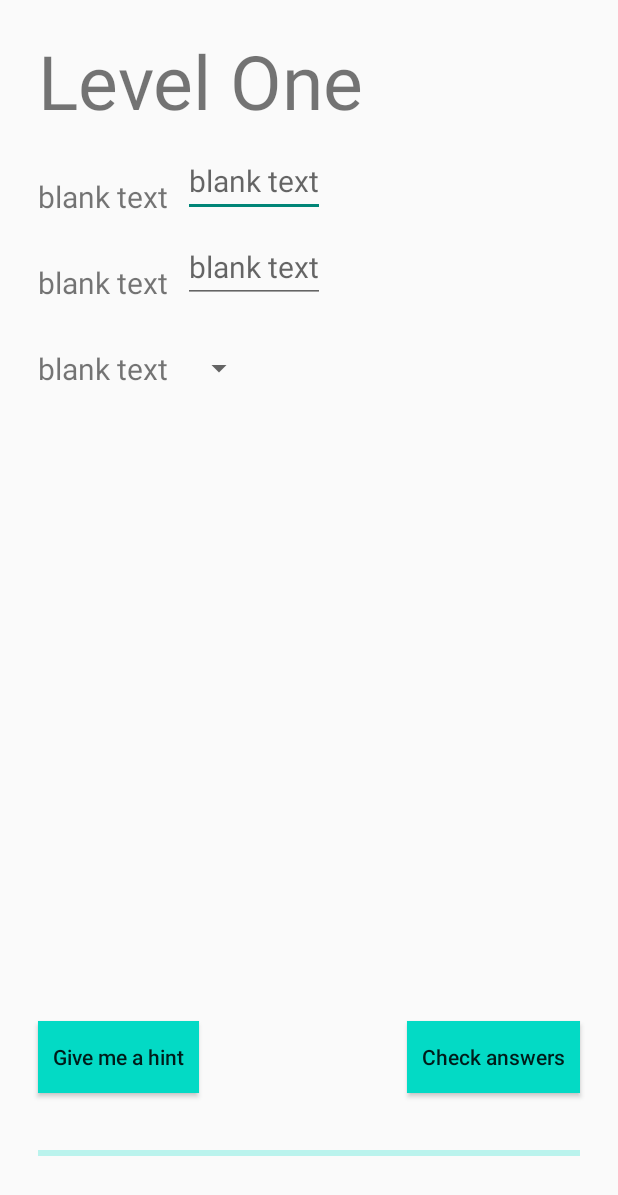
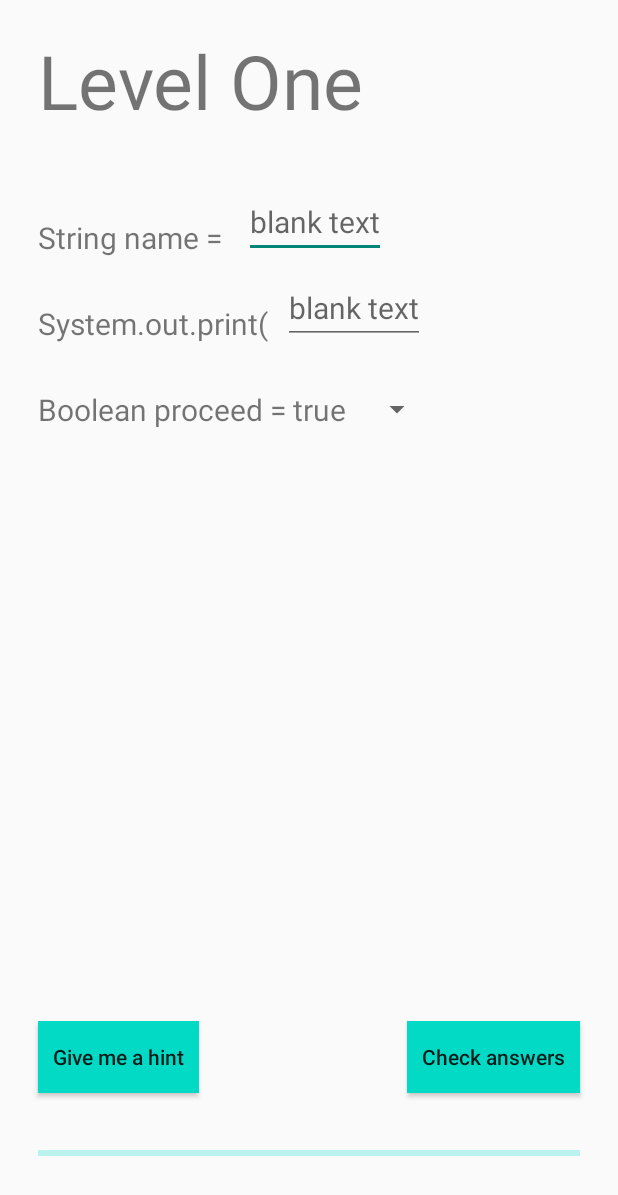
Before and after one commit to DerekMarshall855/CP470_Final_Project, an Android app: the fragment GameControlsFragment shown on its own in the app's theme, on a phone screen of 412 x 824 dp. Shown: the top 1195 px of the screen. Run offline under Robolectric (Android 15) with nearby library versions, the phone set to English and light mode, and no system bars.

Commit message:
Fixed JsonObjects

```diff
--- a/app/src/main/java/com/example/cp470_final_project/GameControlsFragment.java
+++ b/app/src/main/java/com/example/cp470_final_project/GameControlsFragment.java
@@ -6,6 +6,7 @@
 import androidx.annotation.Nullable;
 import androidx.fragment.app.Fragment;
 
+import android.util.Log;
 import android.view.LayoutInflater;
 import android.view.View;
 import android.view.ViewGroup;
@@ -16,8 +17,6 @@
 import android.widget.TextView;
 
 import com.google.android.material.snackbar.Snackbar;
-
-import org.json.JSONArray;
 import org.json.JSONException;
 import org.json.JSONObject;
 
@@ -109,6 +108,7 @@
         gameTexts = gameTextsList[level-1];
         answers = answersList[level-1];
         hints = hintsList[level-1];
+        Log.i("Fragment", "Got lists");
 
         //Setting text for level
         JSONObject levelValues;
--- a/app/src/main/res/layout/fragment_game_controls.xml
+++ b/app/src/main/res/layout/fragment_game_controls.xml
@@ -17,10 +17,18 @@
         android:textSize="50sp" />
 
     <TextView
+        android:id="@+id/promptText"
+        android:layout_width="match_parent"
+        android:layout_height="wrap_content"
+        android:text=""
+        android:layout_below="@id/levelTitle"
+        android:textSize="20sp" />
+
+    <TextView
         android:id="@+id/gameText1"
         android:layout_width="wrap_content"
         android:layout_height="wrap_content"
-        android:layout_below="@id/levelTitle"
+        android:layout_below="@id/promptText"
         android:layout_marginStart="25dp"
         android:layout_marginTop="30dp"
         android:text="@string/hello_blank_fragment"
--- a/app/src/main/res/values/arrays.xml
+++ b/app/src/main/res/values/arrays.xml
@@ -11,22 +11,22 @@
     </string-array>
 
     <string-array name="promptList">
-        <item>{"1":"Welcome! Let’s start by creating your character. Why don’t you give them a name?", "2":"Now let’s show that name off by printing it to the screen!", "3":"Before we go any further, we should double check that everything’s okay. What’s wrong with this line?"}</item>
-        <item>{"1":"", "2":"", "3":""}</item>
+        <item>{\"1\":\"Welcome! Let’s start by creating your character. Why don’t you give them a name?\", \"2\":"Now let’s show that name off by printing it to the screen!\", \"3\":\"Before we go any further, we should double check that everything’s okay. What’s wrong with this line?\"}</item>
+        <item>{\"1\":\"\", \"2\":\"\", \"3\":\"\"}</item>
     </string-array>
 
     <string-array name="hintList">
-        <item>{"1":"Words are called strings and need to be surrounded by quotes (\")", "2":"You can refer to something you\'ve saved as a variable by typing its name", "3":"Lines must end with a certain special character"}</item>
-        <item>{"1":"", "2":"", "3":""}</item>
+        <item>{\"1\":\"Words are called strings and need to be surrounded by quotes (\\")\", \"2\":\"You can refer to something you\'ve saved as a variable by typing its name\", \"3\":\"Lines must end with a certain special character\"}</item>
+        <item>{\"1\":\"\", \"2\":\"\", \"3\":\"\"}</item>
     </string-array>
 
     <string-array name="gameTextList">
-        <item>{"1":"String name = ", "2":"System.out.print(", "3":"Boolean proceed = true"}</item>
-        <item>{"1":"", "2":"", "3":""}</item>
+        <item>{\"1\":\"String name = \", \"2\":\"System.out.print(\", \"3\":\"Boolean proceed = true\"}</item>
+        <item>{\"1\":\"\", \"2\":\"\", \"3\":\"\"}</item>
     </string-array>
 
     <string-array name="gameAnsList">
-        <item>{"1":" ", "2":"name", "3":";"}</item>
-        <item>{"1":"", "2":"", "3":""}</item>
+        <item>{\"1\":\" \", \"2\":\"name\", \"3\":\";\"}</item>
+        <item>{\"1\":\"\", \"2\":\"\", \"3\":\"\"}</item>
     </string-array>
 </resources>
--- a/app/src/main/res/values/strings.xml
+++ b/app/src/main/res/values/strings.xml
@@ -12,7 +12,6 @@
     <string name="level">Level</string>
     <string name="hint">Give me a hint</string>
     <string name="submit">Check answers</string>
-    <!-- TODO: Remove or change this placeholder text -->
     <string name="hello_blank_fragment">blank text</string>
     <string name="controls">Controls</string>
     <string name="level_select">Level Select</string>
```
